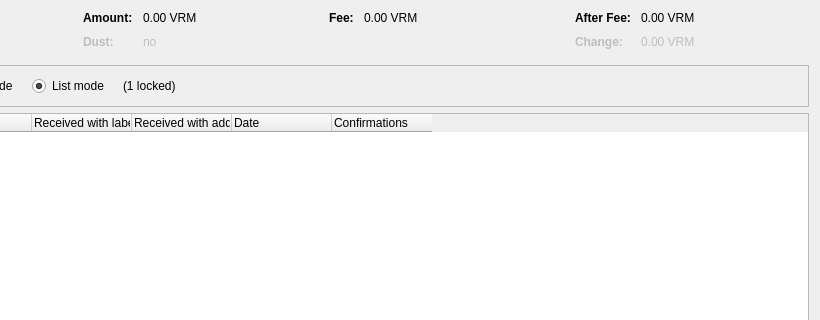
Above: src/qt/forms/coincontroldialog.ui from VeriConomy/vericoin before the change; both pictures show x 180 to 1000 and y 0 to 320 of the 1000 by 500 pixel window. Below: the same form after it.
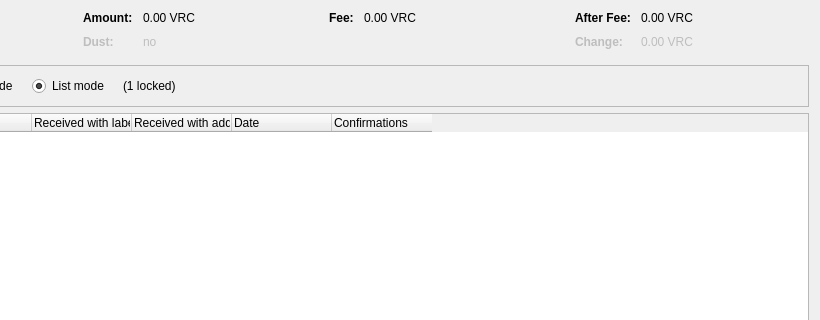
That is the form after the change. Custom widgets are drawn as their Qt base class.

```diff
--- a/src/qt/forms/coincontroldialog.ui
+++ b/src/qt/forms/coincontroldialog.ui
@@ -132,7 +132,7 @@
           <enum>Qt::ActionsContextMenu</enum>
          </property>
          <property name="text">
-          <string notr="true">0.00 VRM</string>
+          <string notr="true">0.00 VRC</string>
          </property>
          <property name="textInteractionFlags">
           <set>Qt::LinksAccessibleByMouse|Qt::TextSelectableByKeyboard|Qt::TextSelectableByMouse</set>
@@ -212,7 +212,7 @@
           <enum>Qt::ActionsContextMenu</enum>
          </property>
          <property name="text">
-          <string notr="true">0.00 VRM</string>
+          <string notr="true">0.00 VRC</string>
          </property>
          <property name="textInteractionFlags">
           <set>Qt::LinksAccessibleByMouse|Qt::TextSelectableByKeyboard|Qt::TextSelectableByMouse</set>
@@ -257,7 +257,7 @@
           <enum>Qt::ActionsContextMenu</enum>
          </property>
          <property name="text">
-          <string notr="true">0.00 VRM</string>
+          <string notr="true">0.00 VRC</string>
          </property>
          <property name="textInteractionFlags">
           <set>Qt::LinksAccessibleByMouse|Qt::TextSelectableByKeyboard|Qt::TextSelectableByMouse</set>
@@ -292,7 +292,7 @@
           <enum>Qt::ActionsContextMenu</enum>
          </property>
          <property name="text">
-          <string notr="true">0.00 VRM</string>
+          <string notr="true">0.00 VRC</string>
          </property>
          <property name="textInteractionFlags">
           <set>Qt::LinksAccessibleByMouse|Qt::TextSelectableByKeyboard|Qt::TextSelectableByMouse</set>
```
